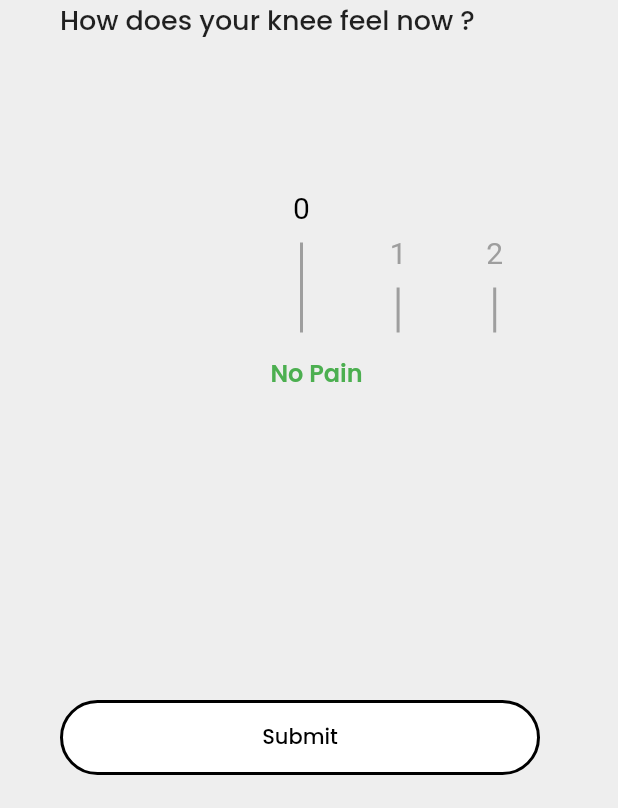
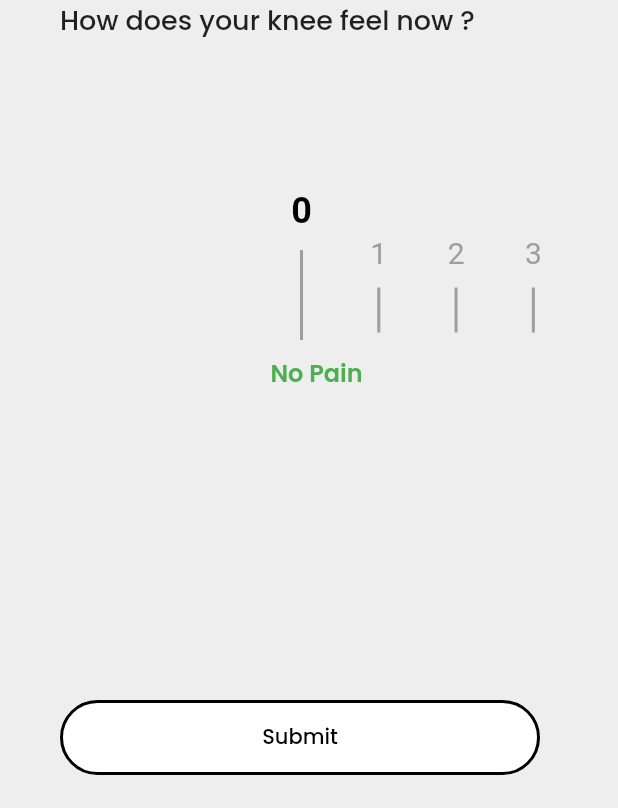
Before and after one commit to Tarunvegi-dev/PainScore_app, a Flutter app: the screen it shows after launch, on a phone screen of 412 x 824 dp, the part 428-1236 px from its top. Run offline on Flutter 3.47's test engine with Material 2 defaults, Android fonts, the phone set to English and light mode, and no system bars; our stand-ins replace firebase_database, google_fonts, hexcolor; accounts and stored records are empty.

Commit message:
first commit

```diff
--- a/lib/home.dart
+++ b/lib/home.dart
@@ -110,7 +110,7 @@ class _HomeWidgetState extends State<HomeWidget> {
                     child: PageView.builder(
                       itemCount: painScore.length,
                       scrollDirection: Axis.horizontal,
-                      controller: PageController(viewportFraction: 0.2),
+                      controller: PageController(viewportFraction: 0.16),
                       onPageChanged: (int index) {
                         onScoreChange(index);
                       },
@@ -126,7 +126,8 @@ class _HomeWidgetState extends State<HomeWidget> {
                               style: TextStyle(
                                 color:
                                     index == score ? Colors.black : Colors.grey,
-                                fontSize: 20,
+                                fontSize: index == score ? 24 : 20,
+                                fontWeight: index == score ? FontWeight.w600 : FontWeight.w400
                               ),
                             ),
                             const SizedBox(
@@ -156,16 +157,16 @@ class _HomeWidgetState extends State<HomeWidget> {
                   child: Text(
                     message,
                     style: GoogleFonts.poppins(
-                      color: Colors.green,
-                      fontSize: 16,
-                      fontWeight: FontWeight.w600
-                    ),
+                        color: Colors.green,
+                        fontSize: 16,
+                        fontWeight: FontWeight.w600),
                   ),
                 ),
                 Container(
                   margin: EdgeInsets.only(
-                      bottom: 20,
-                      top: MediaQuery.of(context).size.height * 25 / 100),
+                    bottom: 20,
+                    top: MediaQuery.of(context).size.height * 25 / 100,
+                  ),
                   width: 320,
                   height: 50,
                   child: ElevatedButton(
```
